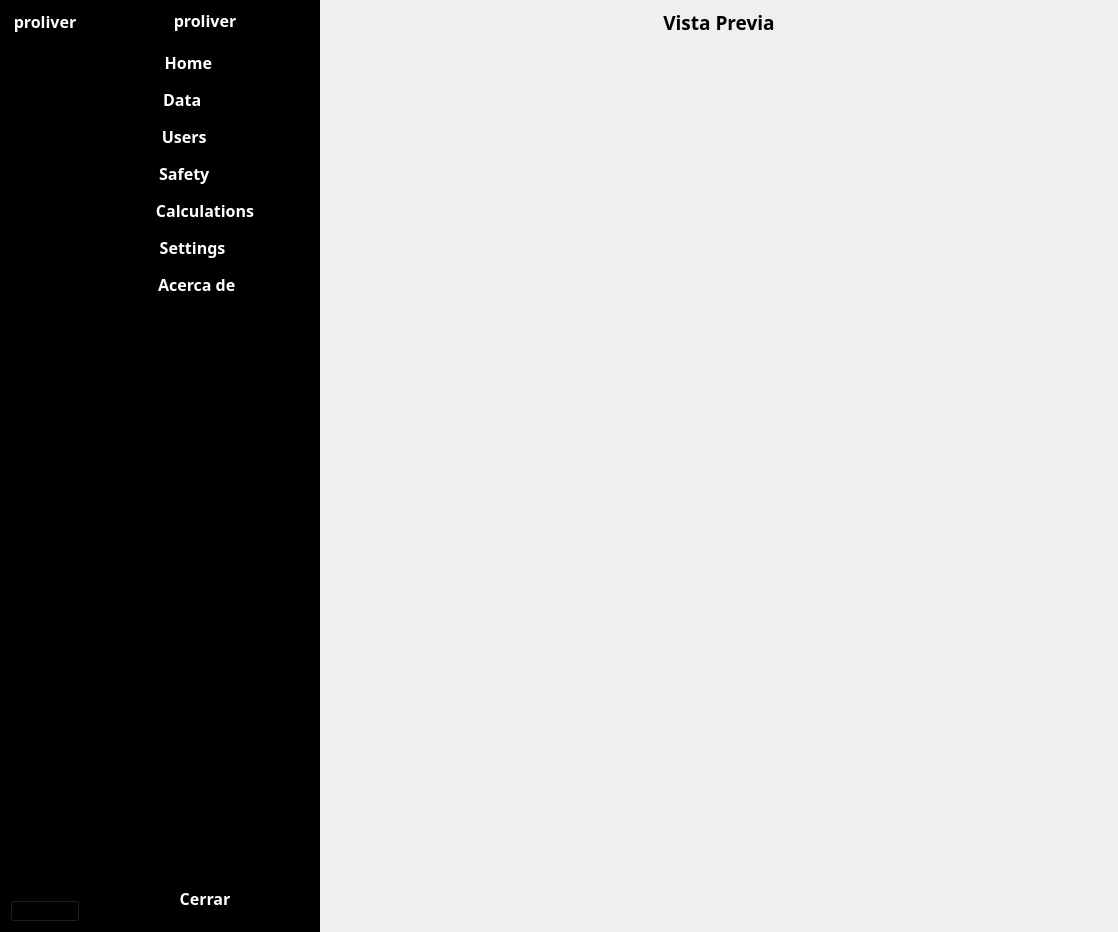
First picture: the form in Dashboard_Testing.ui, repository Caserefro/Dashboard-Testing, before the edit.
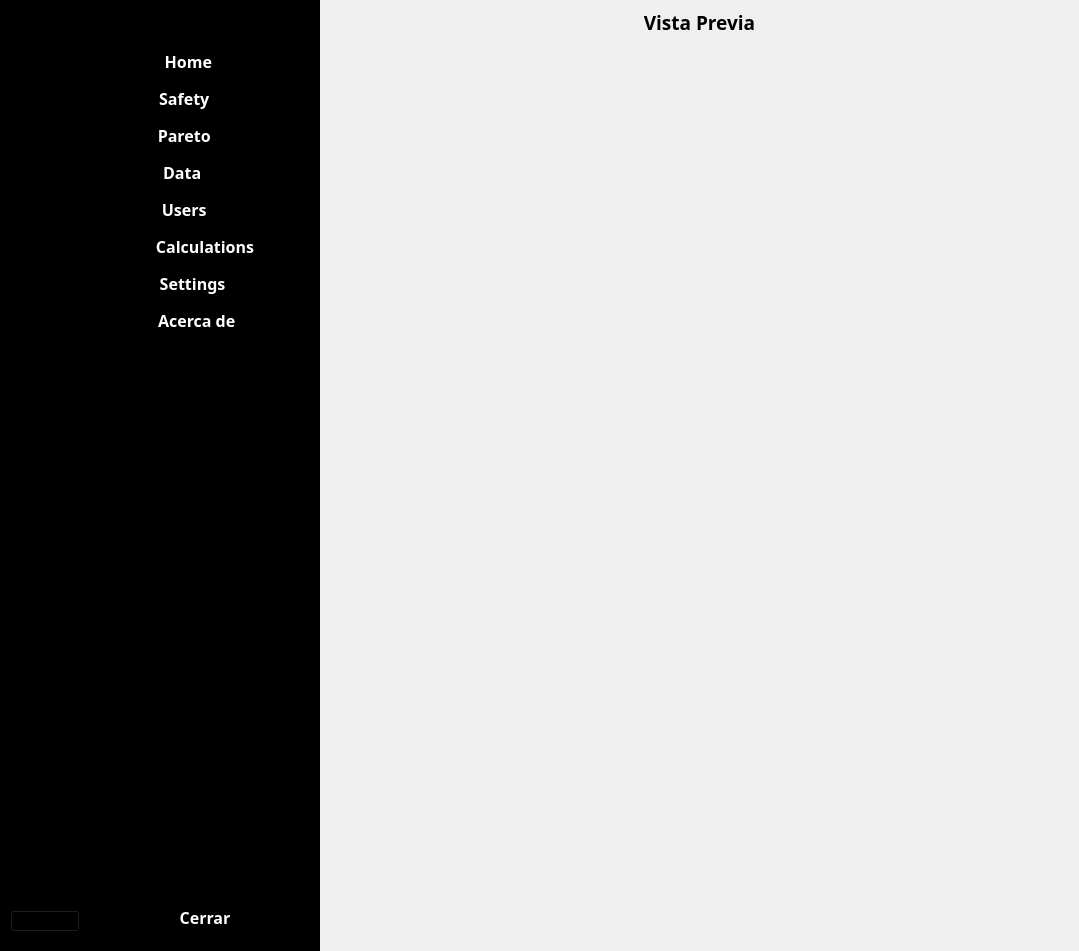
Second picture: the form after the edit. Icons and pictures are not drawn.

Commit message: Refactor sidebar navigation and expand Pareto table suite

```diff
--- a/Dashboard_Testing.ui
+++ b/Dashboard_Testing.ui
@@ -6,8 +6,8 @@
    <rect>
     <x>0</x>
     <y>0</y>
-    <width>1118</width>
-    <height>932</height>
+    <width>1079</width>
+    <height>951</height>
    </rect>
   </property>
   <property name="sizePolicy">
@@ -66,36 +66,47 @@
           <string notr="true">background-color: rgb(0, 0, 0);</string>
          </property>
          <layout class="QVBoxLayout" name="verticalLayout_4">
-          <property name="spacing">
-           <number>15</number>
-          </property>
-          <property name="leftMargin">
-           <number>0</number>
-          </property>
-          <property name="topMargin">
-           <number>10</number>
-          </property>
-          <property name="rightMargin">
-           <number>0</number>
-          </property>
-          <property name="bottomMargin">
-           <number>0</number>
-          </property>
           <item>
-           <widget class="QLabel" name="Logo_S">
-            <property name="font">
-             <font>
-              <family>FONTSPRING DEMO - HongKong</family>
-              <pointsize>12</pointsize>
-              <weight>75</weight>
-              <bold>true</bold>
-             </font>
+           <widget class="QPushButton" name="Home_S_2">
+            <property name="maximumSize">
+             <size>
+              <width>16777215</width>
+              <height>74</height>
+             </size>
+            </property>
+            <property name="styleSheet">
+             <string notr="true">QPushButton:checked{
+background-color:white;
+border-radius:3px;
+}
+QPushButton:hover{
+icon: url(:/newPrefix/icons8-menu-384.png);
+color:rgb(0, 169, 204);
+}</string>
             </property>
             <property name="text">
-             <string>&lt;html&gt;&lt;head/&gt;&lt;body&gt;&lt;p&gt;&lt;span style=&quot; color:#ffffff;&quot;&gt;proliver&lt;/span&gt;&lt;/p&gt;&lt;/body&gt;&lt;/html&gt;</string>
+             <string />
             </property>
-            <property name="alignment">
-             <set>Qt::AlignCenter</set>
+            <property name="icon">
+             <iconset resource="../Prolivermaps/src/resources/resources.qrc">
+                <normaloff>:/newPrefix/icons8-menu-384.png</normaloff>
+                <normalon>:/newPrefix/icons8-menu-384.png</normalon>
+               </iconset>
+               </property>
+            <property name="iconSize">
+             <size>
+              <width>64</width>
+              <height>64</height>
+             </size>
+            </property>
+            <property name="checkable">
+             <bool>true</bool>
+            </property>
+            <property name="autoExclusive">
+             <bool>true</bool>
+            </property>
+            <property name="flat">
+             <bool>true</bool>
             </property>
            </widget>
           </item>
@@ -108,6 +119,15 @@
              <enum>QFrame::Raised</enum>
             </property>
             <layout class="QVBoxLayout" name="verticalLayout_3">
+             <property name="leftMargin">
+              <number>0</number>
+             </property>
+             <property name="topMargin">
+              <number>11</number>
+             </property>
+             <property name="rightMargin">
+              <number>0</number>
+             </property>
              <item>
               <widget class="QPushButton" name="Home_S">
                <property name="maximumSize">
@@ -353,8 +373,47 @@
                </property>
                <property name="icon">
                 <iconset resource="../Prolivermaps/src/resources/resources.qrc">
-                 <normaloff>:/newPrefix/icons8-about-384.png</normaloff>
-                 <normalon>:/newPrefix/about2.png</normalon>:/newPrefix/icons8-about-384.png</iconset>
+                <normaloff>:/newPrefix/settings_64dp_E3E3E3_FILL0_wght400_GRAD0_opsz48.png</normaloff>
+                <normalon>:/newPrefix/settings_64dp_1F69FF_FILL0_wght400_GRAD0_opsz48.png</normalon>
+               </iconset>
+               </property>
+               <property name="iconSize">
+                <size>
+                 <width>64</width>
+                 <height>64</height>
+                </size>
+               </property>
+               <property name="checkable">
+                <bool>true</bool>
+               </property>
+               <property name="autoExclusive">
+                <bool>true</bool>
+               </property>
+               <property name="flat">
+                <bool>true</bool>
+               </property>
+              </widget>
+             </item>
+             <item>
+              <widget class="QPushButton" name="About_S">
+               <property name="styleSheet">
+                <string notr="true">QPushButton:checked{
+background-color:white;
+border-radius:3px;
+}
+QPushButton:hover{
+icon: url(:/newPrefix/info_64dp_1F69FF_FILL0_wght400_GRAD0_opsz48.png);
+color:rgb(0, 169, 204);
+}</string>
+               </property>
+               <property name="text">
+                <string />
+               </property>
+               <property name="icon">
+                <iconset resource="../Prolivermaps/src/resources/resources.qrc">
+                <normaloff>:/newPrefix/info_64dp_E3E3E3_FILL0_wght400_GRAD0_opsz48.png</normaloff>
+                <normalon>:/newPrefix/info_64dp_1F69FF_FILL0_wght400_GRAD0_opsz48.png</normalon>
+               </iconset>
                </property>
                <property name="iconSize">
                 <size>
@@ -435,20 +494,46 @@
          </property>
          <layout class="QVBoxLayout" name="verticalLayout_2">
           <item>
-           <widget class="QLabel" name="Logo_L">
-            <property name="font">
-             <font>
-              <family>FONTSPRING DEMO - HongKong</family>
-              <pointsize>12</pointsize>
-              <weight>75</weight>
-              <bold>true</bold>
-             </font>
+           <widget class="QPushButton" name="Home_S_3">
+            <property name="maximumSize">
+             <size>
+              <width>16777215</width>
+              <height>74</height>
+             </size>
+            </property>
+            <property name="styleSheet">
+             <string notr="true">QPushButton:checked{
+background-color:white;
+border-radius:3px;
+}
+QPushButton:hover{
+icon: url(:/newPrefix/icons8-menu-384.png);
+color:rgb(0, 169, 204);
+}</string>
             </property>
             <property name="text">
-             <string>&lt;html&gt;&lt;head/&gt;&lt;body&gt;&lt;p&gt;&lt;span style=&quot; color:#ffffff;&quot;&gt;proliver&lt;/span&gt;&lt;/p&gt;&lt;/body&gt;&lt;/html&gt;</string>
+             <string />
             </property>
-            <property name="alignment">
-             <set>Qt::AlignCenter</set>
+            <property name="icon">
+             <iconset resource="../Prolivermaps/src/resources/resources.qrc">
+                <normaloff>:/newPrefix/icons8-menu-384.png</normaloff>
+                <normalon>:/newPrefix/icons8-menu-384.png</normalon>
+               </iconset>
+               </property>
+            <property name="iconSize">
+             <size>
+              <width>64</width>
+              <height>64</height>
+             </size>
+            </property>
+            <property name="checkable">
+             <bool>true</bool>
+            </property>
+            <property name="autoExclusive">
+             <bool>true</bool>
+            </property>
+            <property name="flat">
+             <bool>true</bool>
             </property>
            </widget>
           </item>
@@ -527,8 +612,108 @@
 border-radius:3px;
 }
 QPushButton:hover{
-icon: url(:/newPrefix/icons8-package-100.png);
+icon: url(:/newPrefix/sentiment_excited_64dp_1F69FF_FILL0_wght400_GRAD0_opsz48.png);
+color:rgb(31, 105, 255);
+}</string>
+               </property>
+               <property name="text">
+                <string>Safety          </string>
+               </property>
+               <property name="icon">
+                <iconset resource="../Prolivermaps/src/resources/resources.qrc">
+                <normaloff>:/newPrefix/sentiment_excited_64dp_E3E3E3_FILL0_wght400_GRAD0_opsz48.png</normaloff>
+                <normalon>:/newPrefix/sentiment_excited_64dp_1F69FF_FILL0_wght400_GRAD0_opsz48.png</normalon>
+               </iconset>
+               </property>
+               <property name="iconSize">
+                <size>
+                 <width>64</width>
+                 <height>64</height>
+                </size>
+               </property>
+               <property name="checkable">
+                <bool>true</bool>
+               </property>
+               <property name="autoExclusive">
+                <bool>true</bool>
+               </property>
+               <property name="flat">
+                <bool>true</bool>
+               </property>
+              </widget>
+             </item>
+             <item>
+              <widget class="QPushButton" name="Pareto_Ex">
+               <property name="font">
+                <font>
+                 <family>Yu Gothic UI Semibold</family>
+                 <pointsize>12</pointsize>
+                 <weight>75</weight>
+                 <bold>true</bold>
+                </font>
+               </property>
+               <property name="styleSheet">
+                <string notr="true">QPushButton{
+color:rgb(255, 255, 255);
+}
+QPushButton:checked{
+background-color:white;
 color:rgb(0, 169, 204);
+border-radius:3px;
+}
+QPushButton:hover{
+icon: url(:/newPrefix/edit_note_64dp_1F69FF_FILL0_wght400_GRAD0_opsz48.png);
+color:rgb(31, 105, 255);
+}</string>
+               </property>
+               <property name="text">
+                <string>Pareto          </string>
+               </property>
+               <property name="icon">
+                <iconset resource="../Prolivermaps/src/resources/resources.qrc">
+                <normaloff>:/newPrefix/edit_note_64dp_E3E3E3_FILL0_wght400_GRAD0_opsz48.png</normaloff>
+                <normalon>:/newPrefix/edit_note_64dp_1F69FF_FILL0_wght400_GRAD0_opsz48.png</normalon>
+               </iconset>
+               </property>
+               <property name="iconSize">
+                <size>
+                 <width>64</width>
+                 <height>64</height>
+                </size>
+               </property>
+               <property name="checkable">
+                <bool>true</bool>
+               </property>
+               <property name="autoExclusive">
+                <bool>true</bool>
+               </property>
+               <property name="flat">
+                <bool>true</bool>
+               </property>
+              </widget>
+             </item>
+             <item>
+              <widget class="QPushButton" name="Data_Ex">
+               <property name="font">
+                <font>
+                 <family>Yu Gothic UI Semibold</family>
+                 <pointsize>12</pointsize>
+                 <weight>75</weight>
+                 <bold>true</bold>
+                </font>
+               </property>
+               <property name="styleSheet">
+                <string notr="true">QPushButton{
+color:rgb(255, 255, 255);
+}
+QPushButton:checked{
+background-color:white;
+color:rgb(0, 169, 204);
+border-radius:3px;
+}
+QPushButton:hover{
+icon: url(:/newPrefix/data_table_64dp_1F69FF_FILL0_wght400_GRAD0_opsz48.png);
+color:rgb(31, 105, 255);
 }</string>
                </property>
                <property name="text">
@@ -625,57 +810,8 @@
 border-radius:3px;
 }
 QPushButton:hover{
-icon: url(:/newPrefix/user2.png);
-color:rgb(0, 169, 204);
-}</string>
-               </property>
-               <property name="text">
-                <string>Safety          </string>
-               </property>
-               <property name="icon">
-                <iconset resource="../Prolivermaps/src/resources/resources.qrc">
-                 <normaloff>:/newPrefix/icons8-user-male-100.png</normaloff>
-                 <normalon>:/newPrefix/user2.png</normalon>:/newPrefix/icons8-user-male-100.png</iconset>
-               </property>
-               <property name="iconSize">
-                <size>
-                 <width>64</width>
-                 <height>64</height>
-                </size>
-               </property>
-               <property name="checkable">
-                <bool>true</bool>
-               </property>
-               <property name="autoExclusive">
-                <bool>true</bool>
-               </property>
-               <property name="flat">
-                <bool>true</bool>
-               </property>
-              </widget>
-             </item>
-             <item>
-              <widget class="QPushButton" name="pushButton_9">
-               <property name="font">
-                <font>
-                 <family>Yu Gothic UI Semibold</family>
-                 <pointsize>12</pointsize>
-                 <weight>75</weight>
-                 <bold>true</bold>
-                </font>
-               </property>
-               <property name="styleSheet">
-                <string notr="true">QPushButton{
-color:rgb(255, 255, 255);
-}
-QPushButton:checked{
-background-color:white;
-color:rgb(0, 169, 204);
-border-radius:3px;
-}
-QPushButton:hover{
-icon: url(:/newPrefix/writing2.png);
-color:rgb(0, 169, 204);
+icon: url(:/newPrefix/calculate_64dp_1F69FF_FILL0_wght400_GRAD0_opsz48.png);
+color:rgb(31, 105, 255);
 }</string>
                </property>
                <property name="text">
```
Left out of the diff: 157 changed lines with no effect on the pictures. The commit also changes 41 other files.
